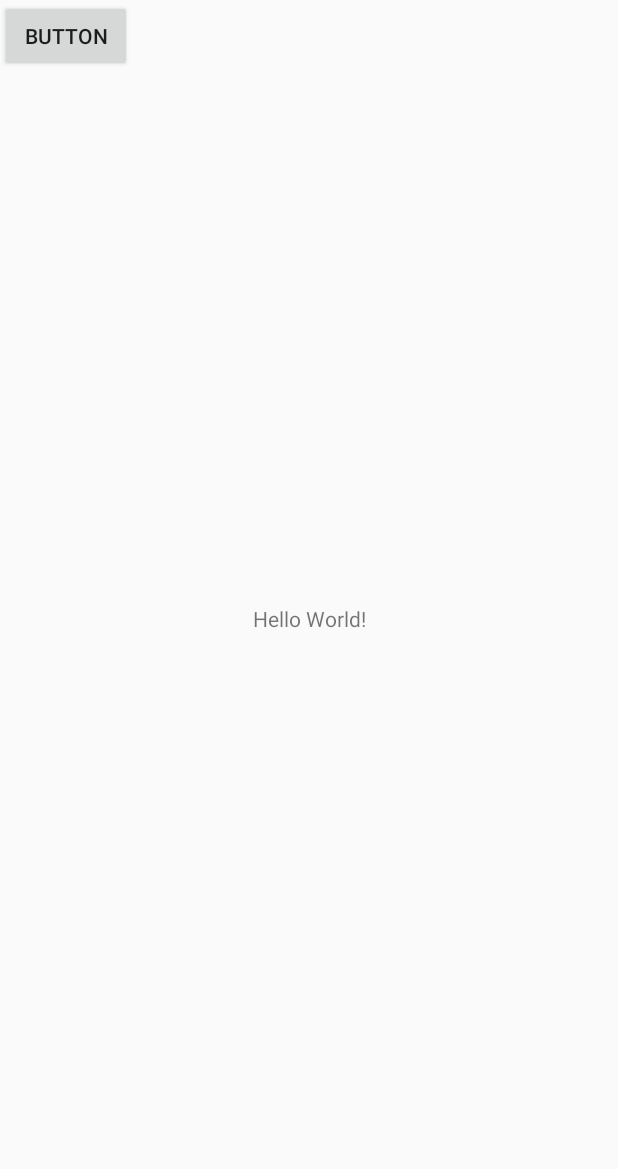
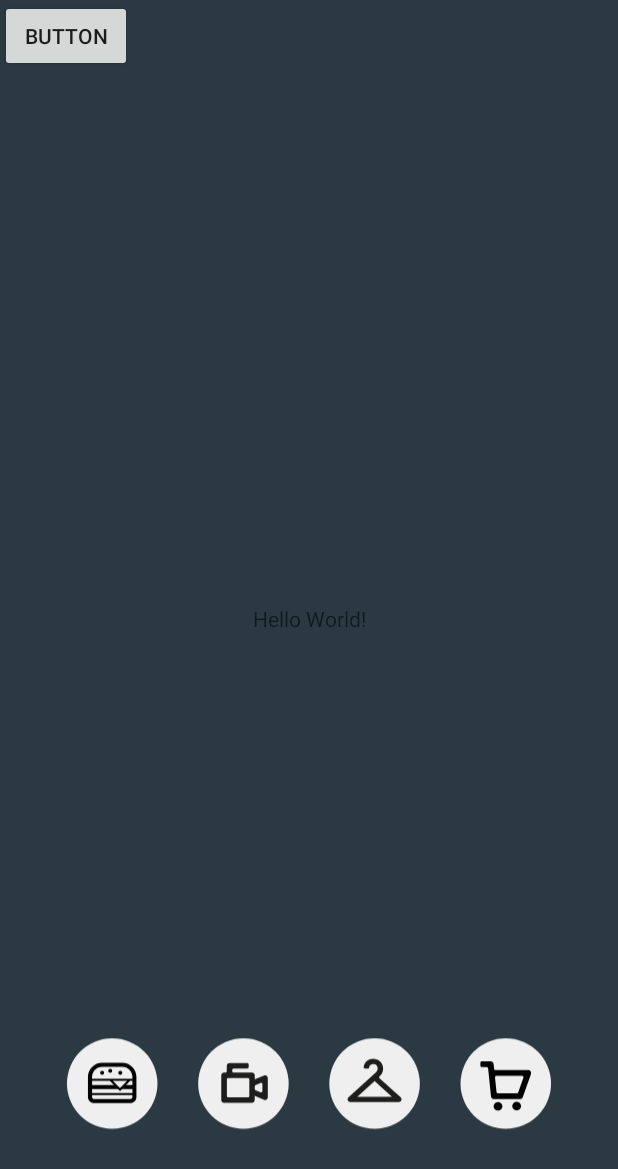
Before and after one commit to xhuang98/Expensepedia, an Android app: the screen it shows after launch (MainActivity), on a phone screen of 412 x 824 dp. Shown: the top 1169 px of the screen. Run offline under Robolectric (Android 15) with nearby library versions, the phone set to English and light mode, and no system bars; our stand-ins replace Firebase (no records; nobody signed in at launch, a user with empty details on screens opened directly).

Commit message:
Testing Bar graph functionality

```diff
--- a/app/src/main/AndroidManifest.xml
+++ b/app/src/main/AndroidManifest.xml
@@ -1,5 +1,6 @@
 <?xml version="1.0" encoding="utf-8"?>
 <manifest xmlns:android="http://schemas.android.com/apk/res/android"
+    xmlns:tools="http://schemas.android.com/tools"
     package="uofthacks.expensepedia">
     <uses-permission android:name="android.permission.INTERNET" />
 
@@ -9,7 +10,8 @@
         android:label="@string/app_name"
         android:roundIcon="@mipmap/ic_launcher_round"
         android:supportsRtl="true"
-        android:theme="@style/AppTheme">
+        android:theme="@style/AppTheme"
+        tools:ignore="GoogleAppIndexingWarning">
         <activity android:name=".MainActivity">
             <intent-filter>
                 <action android:name="android.intent.action.MAIN" />
@@ -17,6 +19,7 @@
                 <category android:name="android.intent.category.LAUNCHER" />
             </intent-filter>
         </activity>
+        <activity android:name=".BarGraphActivity"></activity>
     </application>
 
 </manifest>
--- a/app/src/main/java/uofthacks/expensepedia/MainActivity.java
+++ b/app/src/main/java/uofthacks/expensepedia/MainActivity.java
@@ -23,7 +23,7 @@ public class MainActivity extends AppCompatActivity {
         super.onCreate(savedInstanceState);
         setContentView(R.layout.activity_main);
 
-        Button button = (Button) findViewById(R.id.button);
+        Button button = findViewById(R.id.button);
 
         FirebaseFirestore db = FirebaseFirestore.getInstance();
 
--- /dev/null
+++ b/app/src/main/res/drawable/ic_graph_icons.xml
@@ -0,0 +1,45 @@
+<vector xmlns:android="http://schemas.android.com/apk/res/android"
+    android:width="1080dp"
+    android:height="1920dp"
+    android:viewportWidth="1080"
+    android:viewportHeight="1920">
+  <path
+      android:pathData="M654.6,1773.5m-79.1,0a79.1,79.1 0,1 1,158.2 0a79.1,79.1 0,1 1,-158.2 0"
+      android:fillColor="#EFEFEF"/>
+  <path
+      android:pathData="M609,1797.8c-3.2,2.9 -1.1,8.1 3.2,8.1H697c4.3,0 6.4,-5.2 3.2,-8.1l-36.9,-33.4c-1,-0.9 -1,-2.4 -0.1,-3.4l1.1,-1.1c7,-6.9 7,-18.1 0,-25c-4.5,-4.4 -12.7,-5.8 -19.1,-3.2c-5.5,2.2 -8.9,7 -9.7,13.2c-0.2,1.4 1,2.6 2.4,2.6h4.8c1.2,0 2.2,-0.9 2.3,-2c0.4,-2.6 1.7,-4.3 3.8,-5.2c3.3,-1.4 7.4,-0.3 8.8,1.1c3.3,3.3 3.3,8.6 0,11.9L609,1797.8zM624.4,1796.6l30.3,-27.4l30.3,27.4H624.4z"
+      android:fillColor="#1D1D1B"/>
+  <path
+      android:pathData="M883.9,1773.5m-79.1,0a79.1,79.1 0,1 1,158.2 0a79.1,79.1 0,1 1,-158.2 0"
+      android:fillColor="#EFEFEF"/>
+  <path
+      android:fillColor="#FF000000"
+      android:pathData="M862.6,1813.3a7.7,7.6 0,1 0,15.4 0a7.7,7.6 0,1 0,-15.4 0z"/>
+  <path
+      android:fillColor="#FF000000"
+      android:pathData="M895.2,1812.9a7.7,7.6 0,1 0,15.4 0a7.7,7.6 0,1 0,-15.4 0z"/>
+  <path
+      android:fillColor="#FF000000"
+      android:pathData="M908.7,1800.7h-45.5c-2.6,0 -4.8,-2 -5.1,-4.6l-5.1,-49c-0.1,-1.3 -1.2,-2.3 -2.5,-2.3h-8.4c-1.4,0 -2.6,-1.1 -2.6,-2.5v-5.1c0,-1.4 1.1,-2.5 2.6,-2.5h15.4c2.6,0 4.8,2 5.1,4.6l0.9,8.4c0.1,1.3 1.2,2.3 2.5,2.3h57.1c3.5,0 6,3.5 4.8,6.8l-14.4,40.6C912.8,1799.4 910.9,1800.7 908.7,1800.7zM870.2,1790.6h33.1c1.1,0 2.1,-0.7 2.4,-1.7l9,-25.4c0.6,-1.7 -0.7,-3.4 -2.4,-3.4h-44.7c-1.5,0 -2.7,1.3 -2.5,2.8l2.6,25.4C867.8,1789.6 868.9,1790.6 870.2,1790.6z"/>
+  <path
+      android:pathData="M196.1,1773.5m-79.1,0a79.1,79.1 0,1 1,158.2 0a79.1,79.1 0,1 1,-158.2 0"
+      android:fillColor="#EFEFEF"/>
+  <path
+      android:fillColor="#FF000000"
+      android:pathData="M213.7,1737.2h-35.3c-13.6,0 -24.7,11.1 -24.7,24.7v35.3c0,5.8 4.7,10.6 10.6,10.6h63.5c5.8,0 10.6,-4.7 10.6,-10.6v-35.3C238.4,1748.3 227.4,1737.2 213.7,1737.2zM160.8,1768.9H192l7.1,7.1h-38.2V1768.9zM197,1768.9h25.4l-12.7,12.7L197,1768.9zM231.4,1797.2c0,1.9 -1.6,3.5 -3.5,3.5h-63.5c-1.9,0 -3.5,-1.6 -3.5,-3.5v-3.5h70.5V1797.2zM231.4,1790.1h-70.5v-7.1h45.3l3.6,3.6l3.6,-3.6h18.1V1790.1zM231.4,1776h-11.1l7.1,-7.1h4V1776zM231.4,1765.4h-70.5v-3.5c0,-9.7 7.9,-17.6 17.6,-17.6h35.3c9.7,0 17.6,7.9 17.6,17.6V1765.4z"/>
+  <path
+      android:fillColor="#FF000000"
+      android:pathData="M210.2,1754.8m-3.5,0a3.5,3.5 0,1 1,7 0a3.5,3.5 0,1 1,-7 0"/>
+  <path
+      android:fillColor="#FF000000"
+      android:pathData="M192.6,1751.3m-3.5,0a3.5,3.5 0,1 1,7 0a3.5,3.5 0,1 1,-7 0"/>
+  <path
+      android:fillColor="#FF000000"
+      android:pathData="M178.5,1754.8m-3.5,0a3.5,3.5 0,1 1,7 0a3.5,3.5 0,1 1,-7 0"/>
+  <path
+      android:pathData="M425.4,1773.5m-79.1,0a79.1,79.1 0,1 1,158.2 0a79.1,79.1 0,1 1,-158.2 0"
+      android:fillColor="#EFEFEF"/>
+  <path
+      android:pathData="M461.5,1759.7l-16.3,6.6v-7c0,-2.6 -2.1,-4.8 -4.8,-4.8h-32.1c-1.3,0 -2.4,-1.1 -2.4,-2.4v-2.4c0,-1.3 1.1,-2.4 2.4,-2.4h23.9c1.3,0 2.4,-1.1 2.4,-2.4v-4.8c0,-1.3 -1.1,-2.4 -2.4,-2.4h-31.1c-2.6,0 -4.8,2.1 -4.8,4.8v9.6c0,1.3 -1.1,2.4 -2.4,2.4h-2.4c-2.6,0 -4.8,2.1 -4.8,4.8v43c0,2.6 2.1,4.8 4.8,4.8h48.8c2.6,0 4.8,-2.1 4.8,-4.8v-7.2l16.3,6.8c3.1,1.3 6.6,-1 6.6,-4.4v-33.4C468.1,1760.7 464.7,1758.4 461.5,1759.7zM435.7,1795.2c0,1.3 -1.1,2.4 -2.4,2.4h-34.4c-1.3,0 -2.4,-1.1 -2.4,-2.4v-28.7c0,-1.3 1.1,-2.4 2.4,-2.4h34.4c1.3,0 2.4,1.1 2.4,2.4V1795.2zM458.6,1786.6c0,1.7 -1.7,2.9 -3.3,2.2l-8.6,-3.5c-0.9,-0.4 -1.5,-1.2 -1.5,-2.2v-4.9c0,-1 0.6,-1.9 1.5,-2.2l8.6,-3.4c1.6,-0.6 3.3,0.5 3.3,2.2V1786.6z"
+      android:fillColor="#1D1D1B"/>
+</vector>
--- a/app/src/main/res/layout/activity_main.xml
+++ b/app/src/main/res/layout/activity_main.xml
@@ -4,6 +4,7 @@
     xmlns:tools="http://schemas.android.com/tools"
     android:layout_width="match_parent"
     android:layout_height="match_parent"
+    android:background="#2B3A42"
     tools:context=".MainActivity">
 
     <Button
@@ -21,4 +22,12 @@
         app:layout_constraintRight_toRightOf="parent"
         app:layout_constraintTop_toTopOf="parent" />
 
+    <ImageView
+        android:id="@+id/imageView4"
+        android:layout_width="wrap_content"
+        android:layout_height="wrap_content"
+        app:srcCompat="@drawable/ic_graph_icons"
+        tools:layout_editor_absoluteX="0dp"
+        tools:layout_editor_absoluteY="0dp" />
+
 </android.support.constraint.ConstraintLayout>
```
Also changed, not shown: app/build.gradle (+10 -3 lines), app/src/main/java/uofthacks/expensepedia/BarGraphActivity.java (added, +41 -0 lines), app/src/main/res/layout/bar_graph.xml (added, +10 -0 lines), 1 other file.
